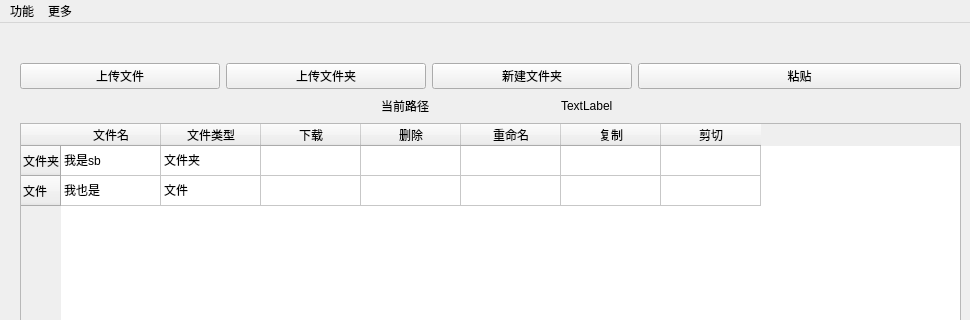
DiDi-FanFan-JianJian/Jian-NetDisk, file client/netdisk.ui: the form before one commit; both pictures show x 0 to 970 and y 0 to 320 of the 970 by 652 pixel window.
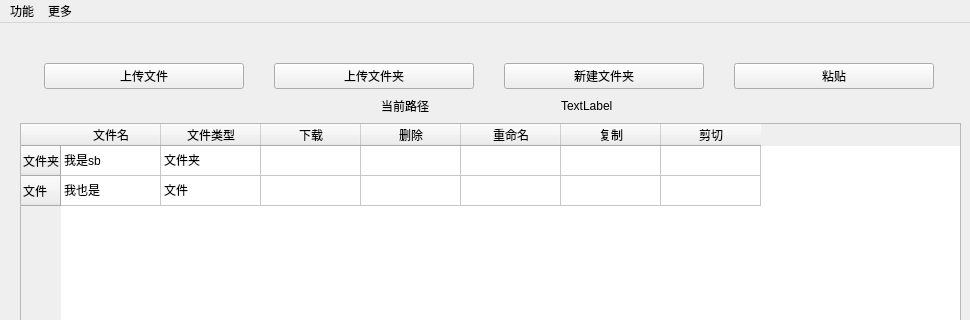
The form after the commit. Icons and pictures are not drawn.

```diff
--- a/client/netdisk.ui
+++ b/client/netdisk.ui
@@ -70,6 +70,12 @@
        </item>
        <item>
         <widget class="QPushButton" name="paste_btn">
+         <property name="maximumSize">
+          <size>
+           <width>200</width>
+           <height>16777215</height>
+          </size>
+         </property>
          <property name="text">
           <string>粘贴</string>
          </property>
```
Left out of the diff: 12 changed lines with no effect on the pictures.
